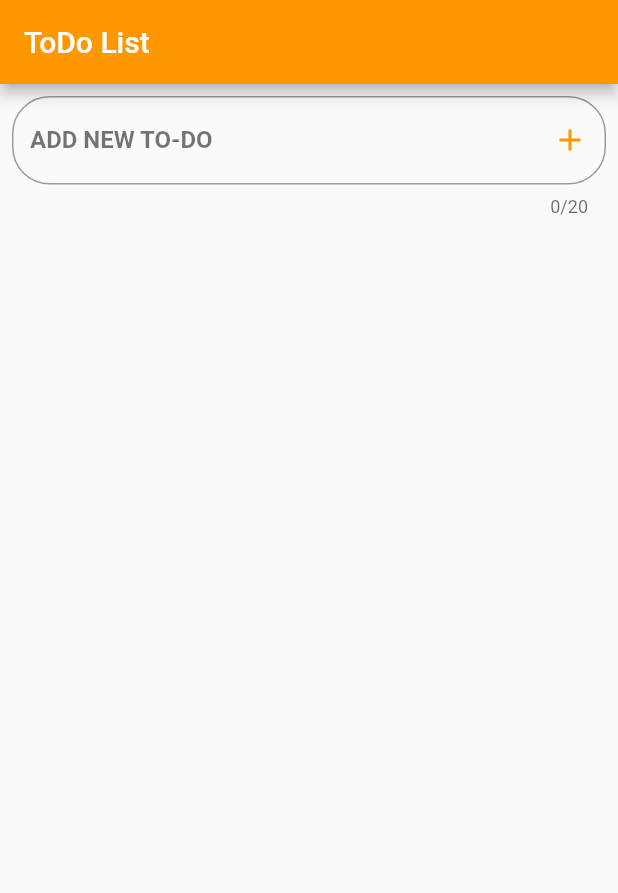
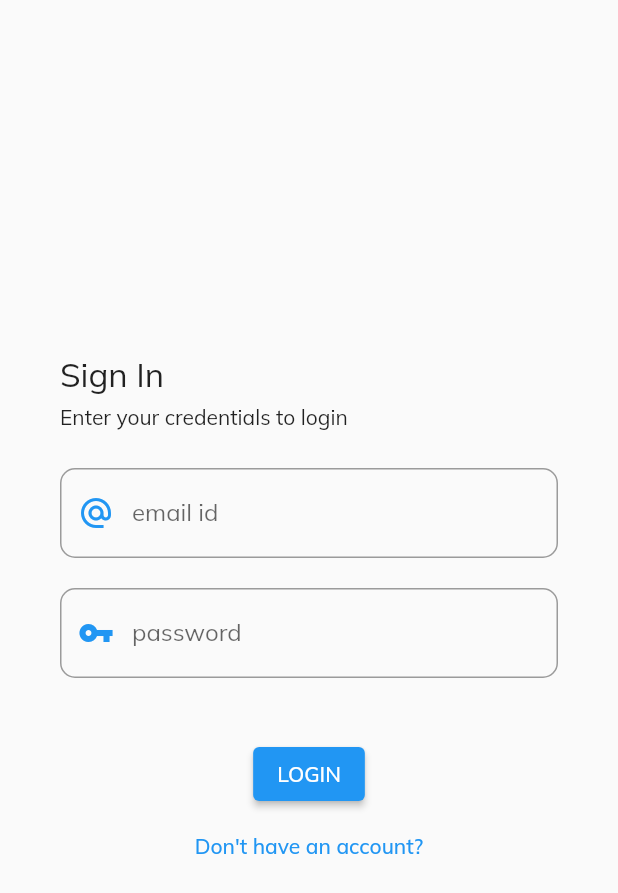
Before and after one commit to vigshrav/aws_amplify_todo_Datastore, a Flutter app: the screen it shows after launch, on a phone screen of 412 x 824 dp. Shown: the top 893 px of the screen. Run offline on Flutter 3.47's test engine with Material 2 defaults, Android fonts, the light colour scheme and no system bars; our stand-ins replace flutter_spinkit, google_fonts; missing offline and left inert: amplify_api, amplify_auth_cognito, amplify_datastore, amplify_datastore_plugin_interface, amplify_flutter.

Commit message:
AWS Amplify Auth Changes

```diff
--- /dev/null
+++ b/lib/auth/auth.dart
@@ -0,0 +1,52 @@
+import 'dart:async';
+import 'package:amplify_auth_cognito/amplify_auth_cognito.dart';
+import 'package:amplify_flutter/amplify.dart';
+import 'package:aws_amplify_todo/auth/accConf.dart';
+import 'package:aws_amplify_todo/providers.dart';
+import 'package:flutter/material.dart';
+import 'package:provider/provider.dart';
+
+class AuthServices {
+
+  Future<void> userSignIn(email, pwd, context) async {
+    try{
+      SignInResult res = await Amplify.Auth.signIn(username: email, password: pwd);
+      Provider.of<UserLoginStatus>(context, listen: false).changeUserStatus(res.isSignedIn);
+    } on AuthException catch (e) {
+      print(e.message);
+    }
+  }
+
+  Future<void> userSignUp(uname, pwd, phno, email, context) async {
+    var attributes = {'phone_number' : '$phno', 'name' : '$uname'};
+    try{
+      SignUpResult res = await Amplify.Auth.signUp(username: email, password: pwd, options: CognitoSignUpOptions(userAttributes: attributes));
+        if (res.isSignUpComplete){
+          Navigator.push(context, MaterialPageRoute(builder: (context) => OTPConf(email: email)));
+        }
+    } on AuthException catch (e) {
+      print(e.message);
+    }
+  }
+
+  Future<void> signOut(context) async {
+    try {
+        await Amplify.Auth.signOut();
+        Provider.of<UserLoginStatus>(context, listen: false).changeUserStatus(false);
+    } on AuthException catch (e) {
+      print(e.message);
+    }
+  }
+
+  Future<void> confUser(email, confcode, context) async {
+    try {
+      var res = await Amplify.Auth.confirmSignUp(username: email, confirmationCode: confcode);
+      if (res.isSignUpComplete){
+        Navigator.pop(context);
+        Navigator.pop(context);
+      }
+    } on AuthException catch (e) {
+      print(e.message);
+    }
+  }
+}
--- /dev/null
+++ b/lib/auth/signin.dart
@@ -0,0 +1,109 @@
+import 'package:aws_amplify_todo/auth/auth.dart';
+import 'package:aws_amplify_todo/auth/signup.dart';
+import 'package:flutter/material.dart';
+
+class SignIn extends StatefulWidget {
+  const SignIn({ Key? key }) : super(key: key);
+
+  @override
+  _SignInState createState() => _SignInState();
+}
+
+class _SignInState extends State<SignIn> {
+
+  final _formKey = GlobalKey<FormState>();
+  bool loading = false;
+  late String email, pwd;
+
+  @override
+  Widget build(BuildContext context) {
+    return Scaffold(
+      // appBar: AppBar(
+      //   title: Text('Login'),
+      // ),
+      body: SingleChildScrollView(
+        child: Container(
+          padding: EdgeInsets.symmetric(horizontal: 40.0),
+          height: MediaQuery.of(context).size.height,
+          width: double.infinity,
+          child: Column(
+            mainAxisAlignment: MainAxisAlignment.center,
+            mainAxisSize: MainAxisSize.max,
+            crossAxisAlignment: CrossAxisAlignment.center,
+            children: [
+              Row(
+                children: [
+                  Text('Sign In', style: TextStyle(fontSize: 22.0),),
+                ],
+              ),
+              SizedBox(height: 5.0,),
+              Row(
+                children: [
+                  Flexible(child: Text("Enter your credentials to login")),
+                ],
+              ),
+              SizedBox(height: 25.0,),
+              Form(key: _formKey,
+                child: Column(
+                  children: [
+                    TextFormField(
+                      decoration: InputDecoration(
+                        prefixIcon: Icon(Icons.alternate_email, color: Colors.blue),
+                        labelText: 'email id',
+                        hintText: '',
+                        border: OutlineInputBorder(
+                          borderRadius: BorderRadius.all(Radius.circular(10.0),),
+                          borderSide: BorderSide(color: Colors.grey)
+                        ),
+                        focusedBorder: OutlineInputBorder(
+                          borderRadius: BorderRadius.all(Radius.circular(10.0),),
+                          borderSide: BorderSide(color: Colors.blue)
+                        ),
+                      ),
+                      keyboardType: TextInputType.emailAddress,
+                      //obscureText: true,
+                      validator: (val) => val!.isEmpty ? 'email is required' : null,
+                      onChanged: (val) {
+                        setState(() => email = val);
+                      }
+                    ),
+                    SizedBox(height: 20),
+                    TextFormField(
+                      decoration: InputDecoration(
+                        prefixIcon: Icon(Icons.vpn_key, color: Colors.blue),
+                        labelText: 'password',
+                        hintText: "",
+                        border: OutlineInputBorder(
+                          borderRadius: BorderRadius.all(Radius.circular(10.0),),
+                          borderSide: BorderSide(color: Colors.grey)
+                        ),
+                        focusedBorder: OutlineInputBorder(
+                          borderRadius: BorderRadius.all(Radius.circular(10.0),),
+                          borderSide: BorderSide(color: Colors.blue)
+                        ),
+                      ),
+                      keyboardType: TextInputType.text,
+                      obscureText: true,
+                      validator: (val) => val!.isEmpty ? 'password is required' : null,
+                      onChanged: (val) {
+                        setState(() => pwd = val);
+                      }
+                    ),
+                    SizedBox(height: 40),
+                    ElevatedButton(child: Text('LOGIN'), onPressed: () async {
+                      await AuthServices().userSignIn(email, pwd, context);
+                    },),
+                  ],
+                ),
+              ),
+              TextButton(child: Text('Don\'t have an account?', style: TextStyle(color: Colors.blue),), onPressed: () async {
+                await Navigator.push(context, MaterialPageRoute(builder: (context) => SignUp()));
+              },),
+              // TextButton(child: Text('Forgot Password', style: TextStyle(color: Colors.blue),), onPressed: () async {},)
+            ],
+          ),
+        ),
+      ),
+    );
+  }
+}
--- a/lib/home.dart
+++ b/lib/home.dart
@@ -5,6 +5,7 @@ import 'package:amplify_datastore/amplify_datastore.dart';
 import 'package:amplify_flutter/amplify.dart';
 import 'package:aws_amplify_todo/DB.dart';
 import 'package:aws_amplify_todo/amplifyconfiguration.dart';
+import 'package:aws_amplify_todo/auth/auth.dart';
 import 'package:aws_amplify_todo/models/ModelProvider.dart';
 import 'package:aws_amplify_todo/models/ToDoList.dart';
 import 'package:flutter/material.dart';
@@ -39,18 +40,10 @@ class _HomePageState extends State<HomePage> {
   }
 
   Future<void> _initializeApp() async {
-    await _configureAmplify();
     _subscription = Amplify.DataStore.observe(ToDoList.classType).listen((event) {
       _fetchTodos();
     });
     await _fetchTodos();
-  }
-
-  Future<void> _configureAmplify() async {
-    try{
-      await Amplify.addPlugins([_dataStorePlugin, _apiPlugin]);
-      await Amplify.configure(amplifyconfig);
-    } catch (e) {print (e);}
   }
 
   Future<void> _fetchTodos() async {
@@ -59,12 +52,7 @@ class _HomePageState extends State<HomePage> {
     setState(() {
       _todos = _todofromDB;
     });
-
   }
-
-  final AmplifyDataStore _dataStorePlugin =
-    AmplifyDataStore(modelProvider: ModelProvider.instance);
-  final AmplifyAPI _apiPlugin = AmplifyAPI();
 
   final _formKey = GlobalKey<FormState>();
 
@@ -79,15 +67,17 @@ class _HomePageState extends State<HomePage> {
 
       appBar: AppBar(
         title: Text('ToDo List'),
-        backgroundColor: Colors.orange,
-        ),
+        actions: [
+          IconButton(icon: Icon(Icons.person), onPressed: () async {
+            AuthServices().signOut(context);
+          },)
+        ],
+      ),
 
       body: Container(
         child: Column(
-          //mainAxisAlignment: MainAxisAlignment.center,
           mainAxisSize: MainAxisSize.max,
           children: [
-            //Center(child: Text('No ToDo Items to show')),
             Padding(padding:EdgeInsets.all(8),
               child: Form(
                 key: _formKey,
--- a/lib/main.dart
+++ b/lib/main.dart
@@ -1,17 +1,101 @@
+import 'package:amplify_api/amplify_api.dart';
+import 'package:amplify_auth_cognito/amplify_auth_cognito.dart';
+import 'package:amplify_datastore/amplify_datastore.dart';
+import 'package:amplify_flutter/amplify.dart';
+import 'package:aws_amplify_todo/amplifyconfiguration.dart';
+import 'package:aws_amplify_todo/auth/signin.dart';
 import 'package:aws_amplify_todo/home.dart';
+import 'package:aws_amplify_todo/loading.dart';
+import 'package:aws_amplify_todo/models/ModelProvider.dart';
+import 'package:aws_amplify_todo/providers.dart';
 import 'package:flutter/material.dart';
+import 'package:google_fonts/google_fonts.dart';
+import 'package:provider/provider.dart';
 
 void main() {
-  runApp(MyApp());
+  runApp(
+    MultiProvider(
+      providers: [
+        ChangeNotifierProvider(
+          create: (_) => UserLoginStatus(userLoggedIn: false)),
+        ChangeNotifierProvider(
+          create: (_) => CurrUser(awsUser: [])),
+      ],
+    child: MyApp()));
 }
 
-class MyApp extends StatelessWidget {
-  // This widget is the root of your application.
+class MyApp extends StatefulWidget {
+  @override
+  State<MyApp> createState() => _MyAppState();
+}
+
+class _MyAppState extends State<MyApp> {
+
+    bool _amplifyConfigured = false;
+    bool _amplifyAuthComplete = false;
+
+  @override
+  void initState() {
+    loadAppConfig();
+    super.initState();
+  }
+
+  @override
+  void dispose(){
+    super.dispose();
+  }
+
+  Future<void> loadAppConfig() async {
+    await _configureAmplify();
+  }
+
+  Future<void> _configureAmplify() async {
+
+    await Amplify.addPlugin(AmplifyDataStore(modelProvider: ModelProvider.instance));
+    await Amplify.addPlugin(AmplifyAuthCognito());
+    await Amplify.addPlugin(AmplifyAPI());
+
+    // Once Plugins are added, configure Amplify
+    await Amplify.configure(amplifyconfig);
+    await getAuthStatus();
+    try {
+      setState(() {
+        _amplifyConfigured = true;
+      });
+    } catch (e) {
+      print(e);
+    }
+  }
+
+  Future<void> getAuthStatus() async {
+    var _auth = Amplify.Auth;
+    _auth.fetchAuthSession().then((val) {
+      Provider.of<UserLoginStatus>(context, listen: false).changeUserStatus(val.isSignedIn);
+      if(val.isSignedIn){
+        setState((){ _amplifyAuthComplete = true; });
+        var currUser = Amplify.Auth.getCurrentUser();
+        Provider.of<CurrUser>(context, listen: false).changeUser(currUser);
+        print('Logged In? : ${val.isSignedIn}');
+        print(currUser);
+      } else {
+        setState((){ _amplifyAuthComplete = true; });
+        return SignIn();
+      }
+    });
+  }
+
   @override
   Widget build(BuildContext context) {
+
+    var loginState = Provider.of<UserLoginStatus>(context).userLoggedIn;
+
     return MaterialApp(
+      theme: ThemeData(
+        fontFamily: GoogleFonts.mulish().fontFamily,
+        ),
       title: 'Flutter AWS Amplify',
-      home: HomePage(),
+      home: _amplifyConfigured ? _amplifyAuthComplete ? loginState ? HomePage() : SignIn() : Loading() : Loading(),
+
     );
   }
 }
--- /dev/null
+++ b/lib/providers.dart
@@ -0,0 +1,24 @@
+import 'package:flutter/material.dart';
+
+class UserLoginStatus with ChangeNotifier {
+  UserLoginStatus({required this.userLoggedIn});
+
+  bool userLoggedIn;
+
+  changeUserStatus(bool changeState) {
+    userLoggedIn = changeState;
+    notifyListeners();
+    // printNewSelection();
+  }
+}
+
+class CurrUser with ChangeNotifier {
+  CurrUser({required this.awsUser});
+
+  var awsUser;
+
+  changeUser(var newUser){
+    awsUser = newUser;
+    notifyListeners();
+  }
+}
```
Also changed, not shown: lib/auth/accConf.dart (added, +83 -0 lines), lib/auth/resetpwd.dart (added, +19 -0 lines), lib/auth/signup.dart (added, +152 -0 lines), lib/loading.dart (added, +20 -0 lines), pubspec.yaml (+9 -3 lines), pubspec.lock, 3 other files.
